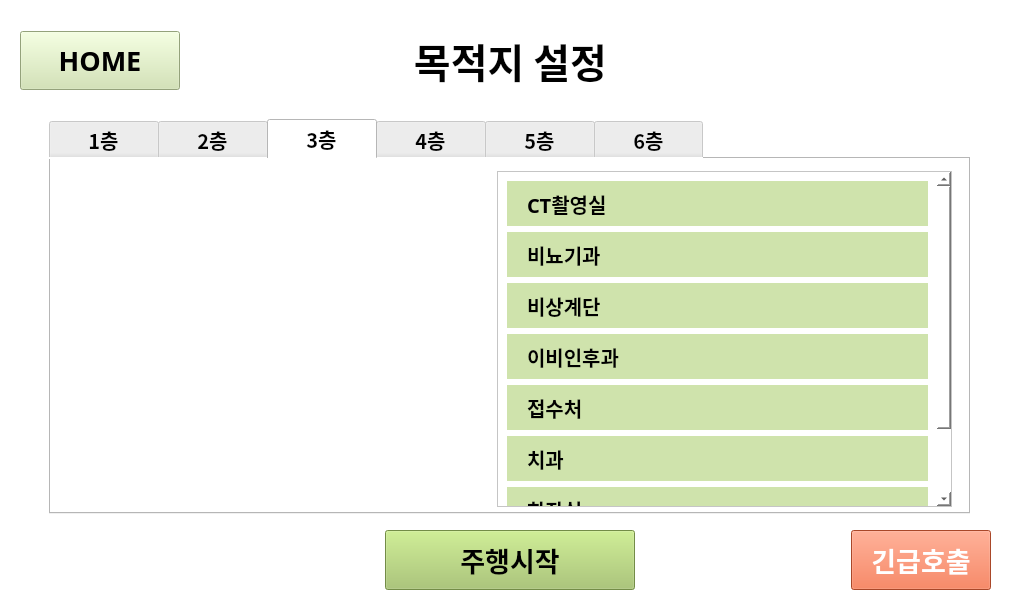
Above: selDestination.ui from CSeJin/project-deguli before the change. Below: the same form after it.
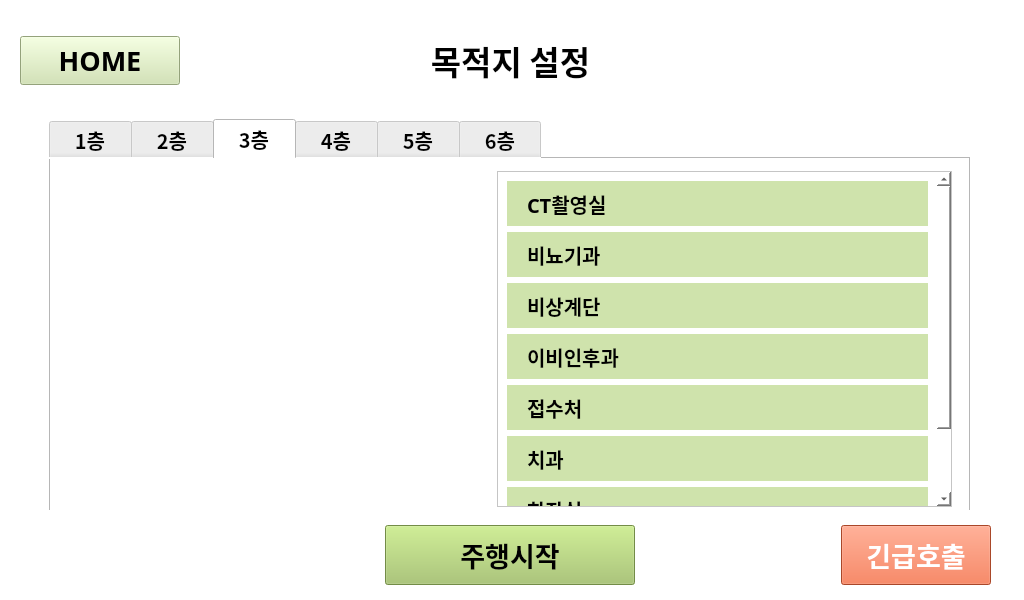
That is the form after the change. Icons and pictures are not drawn.

Diff of the .ui file:
```diff
--- a/selDestination.ui
+++ b/selDestination.ui
@@ -87,7 +87,7 @@
        <property name="styleSheet">
         <string notr="true">margin-left: 20px;
 background-color: #cfe3ac;
-padding: 10px 0;</string>
+padding: 5px 0;</string>
        </property>
        <property name="text">
         <string>HOME</string>
@@ -99,7 +99,7 @@
        <property name="font">
         <font>
          <family>Malgun Gothic</family>
-         <pointsize>30</pointsize>
+         <pointsize>25</pointsize>
          <weight>75</weight>
          <bold>true</bold>
         </font>
@@ -222,7 +222,7 @@
          </property>
          <widget class="QWidget" name="tab_1f">
           <attribute name="title">
-           <string>      1층      </string>
+           <string>   1층   </string>
           </attribute>
           <widget class="QWidget" name="horizontalLayoutWidget_9">
            <property name="geometry">
@@ -547,7 +547,7 @@
          </widget>
          <widget class="QWidget" name="tab_2f">
           <attribute name="title">
-           <string>      2층      </string>
+           <string>   2층   </string>
           </attribute>
           <widget class="QWidget" name="horizontalLayoutWidget_4">
            <property name="geometry">
@@ -872,7 +872,7 @@
          </widget>
          <widget class="QWidget" name="tab_3f">
           <attribute name="title">
-           <string>      3층      </string>
+           <string>   3층   </string>
           </attribute>
           <widget class="QWidget" name="horizontalLayoutWidget_5">
            <property name="geometry">
@@ -1197,7 +1197,7 @@
          </widget>
          <widget class="QWidget" name="tab_4f">
           <attribute name="title">
-           <string>      4층      </string>
+           <string>   4층   </string>
           </attribute>
           <widget class="QWidget" name="horizontalLayoutWidget_6">
            <property name="geometry">
@@ -1522,7 +1522,7 @@
          </widget>
          <widget class="QWidget" name="tab_5f">
           <attribute name="title">
-           <string>      5층      </string>
+           <string>   5층   </string>
           </attribute>
           <widget class="QWidget" name="horizontalLayoutWidget_7">
            <property name="geometry">
@@ -1847,7 +1847,7 @@
          </widget>
          <widget class="QWidget" name="tab_6f">
           <attribute name="title">
-           <string>      6층      </string>
+           <string>   6층   </string>
           </attribute>
           <widget class="QWidget" name="horizontalLayoutWidget_8">
            <property name="geometry">
@@ -2196,9 +2196,9 @@
     <property name="geometry">
      <rect>
       <x>0</x>
-      <y>520</y>
+      <y>510</y>
       <width>1021</width>
-      <height>81</height>
+      <height>91</height>
      </rect>
     </property>
     <layout class="QHBoxLayout" name="layout_bottom">
@@ -2237,8 +2237,8 @@
        </property>
       </widget>
      </item>
-     <item alignment="Qt::AlignHCenter">
-      <widget class="QPushButton" name="start_btn">
+     <item alignment="Qt::AlignHCenter|Qt::AlignVCenter">
+      <widget class="QPushButton" name="btn_start">
        <property name="sizePolicy">
         <sizepolicy hsizetype="Fixed" vsizetype="Fixed">
          <horstretch>0</horstretch>
@@ -2277,7 +2277,7 @@
        </property>
        <property name="minimumSize">
         <size>
-         <width>170</width>
+         <width>180</width>
          <height>60</height>
         </size>
        </property>
@@ -2292,6 +2292,7 @@
        <property name="styleSheet">
         <string notr="true">background-color: #ed6339;
 color: white;
+padding: 5px 10px;
 margin-right: 30px;</string>
        </property>
        <property name="text">
```
Left out of the diff: 114 changed lines with no effect on the pictures.
